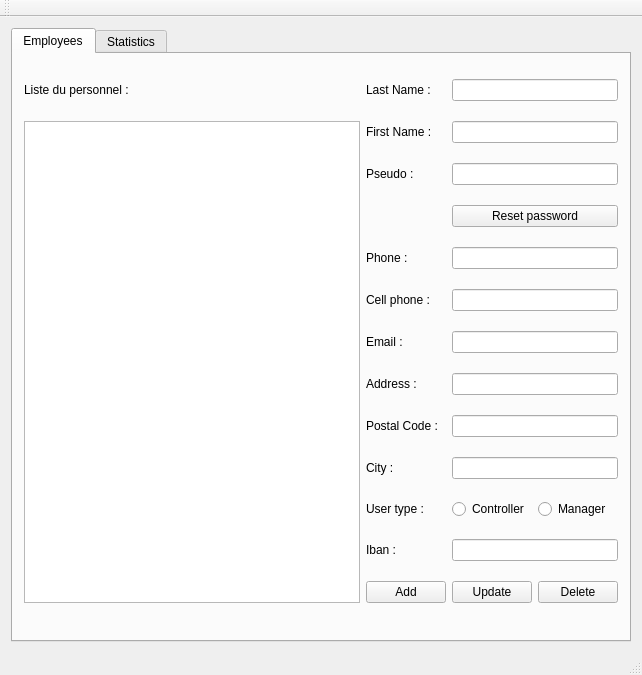
Qt form ClientLourd/mainwindow.ui (NHerve/NewWorld_CL) before a commit.
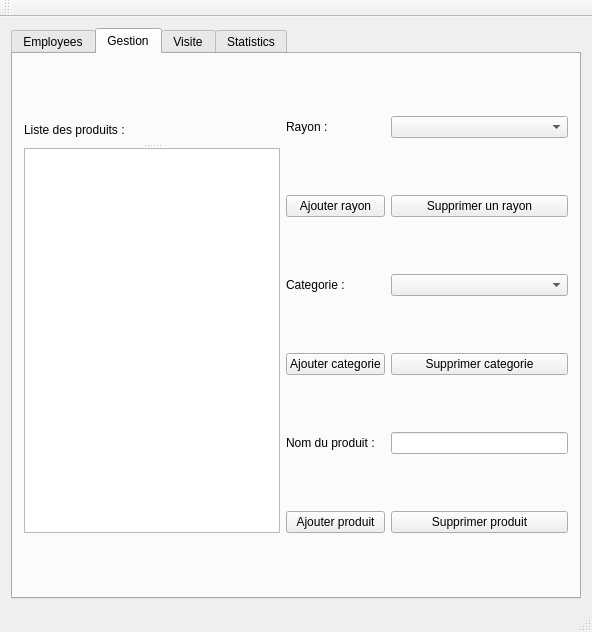
The same form after that commit. The open tabs and pages were chosen to show the change.

```diff
--- a/ClientLourd/mainwindow.ui
+++ b/ClientLourd/mainwindow.ui
@@ -6,8 +6,8 @@
    <rect>
     <x>0</x>
     <y>0</y>
-    <width>642</width>
-    <height>675</height>
+    <width>592</width>
+    <height>632</height>
    </rect>
   </property>
   <property name="windowTitle">
@@ -217,6 +217,182 @@
        <zorder>label_12</zorder>
        <zorder>lineEditIban</zorder>
       </widget>
+      <widget class="QWidget" name="GestionProduit">
+       <attribute name="title">
+        <string>Gestion</string>
+       </attribute>
+       <layout class="QGridLayout" name="gridLayout_3">
+        <item row="0" column="0" rowspan="6">
+         <widget class="QSplitter" name="splitter_5">
+          <property name="orientation">
+           <enum>Qt::Vertical</enum>
+          </property>
+          <widget class="QLabel" name="label_35">
+           <property name="text">
+            <string>Liste des produits :</string>
+           </property>
+          </widget>
+          <widget class="QListWidget" name="listWidgetProduit"/>
+         </widget>
+        </item>
+        <item row="0" column="1">
+         <widget class="QLabel" name="label_13">
+          <property name="text">
+           <string>Rayon :</string>
+          </property>
+         </widget>
+        </item>
+        <item row="0" column="2">
+         <widget class="QComboBox" name="cbRayon"/>
+        </item>
+        <item row="1" column="1">
+         <widget class="QPushButton" name="pushButtonAddRayon">
+          <property name="text">
+           <string>Ajouter rayon</string>
+          </property>
+         </widget>
+        </item>
+        <item row="1" column="2">
+         <widget class="QPushButton" name="pushButtonDelRayon">
+          <property name="text">
+           <string>Supprimer un rayon</string>
+          </property>
+         </widget>
+        </item>
+        <item row="2" column="1">
+         <widget class="QLabel" name="label_14">
+          <property name="text">
+           <string>Categorie :</string>
+          </property>
+         </widget>
+        </item>
+        <item row="2" column="2">
+         <widget class="QComboBox" name="comboBoxCat"/>
+        </item>
+        <item row="3" column="1">
+         <widget class="QPushButton" name="pushButtonAddCat">
+          <property name="text">
+           <string>Ajouter categorie</string>
+          </property>
+         </widget>
+        </item>
+        <item row="3" column="2">
+         <widget class="QPushButton" name="pushButtonDelCat">
+          <property name="text">
+           <string>Supprimer categorie</string>
+          </property>
+         </widget>
+        </item>
+        <item row="4" column="1">
+         <widget class="QLabel" name="label_15">
+          <property name="text">
+           <string>Nom du produit :</string>
+          </property>
+         </widget>
+        </item>
+        <item row="4" column="2">
+         <widget class="QLineEdit" name="lineEditNomProd"/>
+        </item>
+        <item row="5" column="1">
+         <widget class="QPushButton" name="pushButtonAdd">
+          <property name="text">
+           <string>Ajouter produit</string>
+          </property>
+         </widget>
+        </item>
+        <item row="5" column="2">
+         <widget class="QPushButton" name="pushButtonDel">
+          <property name="text">
+           <string>Supprimer produit</string>
+          </property>
+         </widget>
+        </item>
+       </layout>
+      </widget>
+      <widget class="QWidget" name="Visite">
+       <attribute name="title">
+        <string>Visite</string>
+       </attribute>
+       <layout class="QGridLayout" name="gridLayout_4">
+        <item row="0" column="0">
+         <widget class="QLabel" name="label_16">
+          <property name="text">
+           <string>Controleur :</string>
+          </property>
+         </widget>
+        </item>
+        <item row="0" column="1" colspan="3">
+         <widget class="QLabel" name="label_17">
+          <property name="text">
+           <string>Personne a visiter/derniere visite :</string>
+          </property>
+         </widget>
+        </item>
+        <item row="1" column="0">
+         <widget class="QListWidget" name="listWidgetControleur"/>
+        </item>
+        <item row="1" column="1" colspan="3">
+         <widget class="QListWidget" name="listWidgetProducteur"/>
+        </item>
+        <item row="2" column="0">
+         <widget class="QLabel" name="label_18">
+          <property name="text">
+           <string>Prochaine visite :</string>
+          </property>
+         </widget>
+        </item>
+        <item row="2" column="1">
+         <widget class="QLabel" name="label_20">
+          <property name="text">
+           <string>Date :</string>
+          </property>
+         </widget>
+        </item>
+        <item row="3" column="0" rowspan="5">
+         <widget class="QListWidget" name="listWidgetVisite"/>
+        </item>
+        <item row="4" column="1">
+         <widget class="QLabel" name="label_21">
+          <property name="text">
+           <string>Heure debut :</string>
+          </property>
+         </widget>
+        </item>
+        <item row="4" column="2" colspan="2">
+         <widget class="QTimeEdit" name="timeEditDebut"/>
+        </item>
+        <item row="5" column="1">
+         <widget class="QLabel" name="label_22">
+          <property name="text">
+           <string>Heure fin :</string>
+          </property>
+         </widget>
+        </item>
+        <item row="5" column="2" colspan="2">
+         <widget class="QTimeEdit" name="timeEditFin"/>
+        </item>
+        <item row="6" column="1">
+         <widget class="QLabel" name="label_19">
+          <property name="text">
+           <string>Commentaire :</string>
+          </property>
+         </widget>
+        </item>
+        <item row="2" column="2" rowspan="2" colspan="2">
+         <widget class="QDateEdit" name="dateEdit"/>
+        </item>
+        <item row="6" column="2" colspan="2">
+         <widget class="QTextEdit" name="textEdit"/>
+        </item>
+        <item row="7" column="2" colspan="2">
+         <widget class="QPushButton" name="addVisite">
+          <property name="text">
+           <string>Ajouter Visite</string>
+          </property>
+         </widget>
+        </item>
+       </layout>
+      </widget>
       <widget class="QWidget" name="Stat">
        <attribute name="title">
         <string>Statistics</string>
```
Left out of the diff: 9 changed lines with no effect on the pictures.
